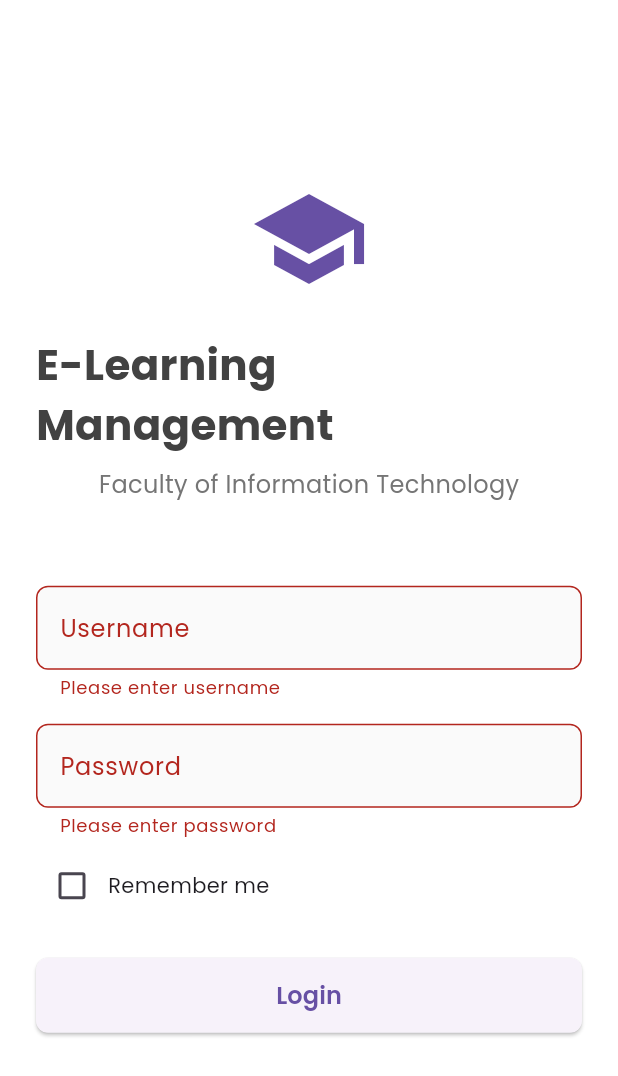
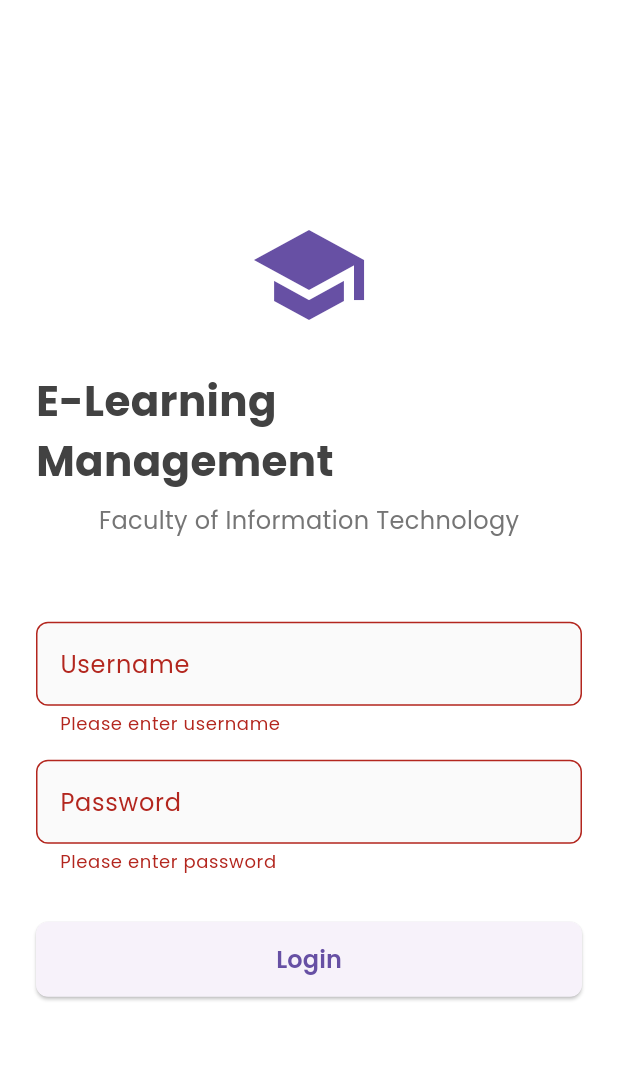
Before and after one commit to keniondang/Flutter-Project-E-learning-Management-App, a Flutter app: the screen it shows after launch, after a tap on "Login", on a phone screen of 412 x 824 dp. Shown: the top 1076 px of the screen. Run offline on Flutter 3.47's test engine with Material 3 defaults, Android fonts, the phone set to English and light mode, and no system bars; our stand-ins replace badges, connectivity_plus, csv, file_picker, flutter_markdown, google_fonts and 6 more; missing offline and left inert: file_saver, universal_html; accounts and stored records are empty.

Commit message:
modified login screen & admin dashboard screen

```diff
--- a/lib/screens/login_screen.dart
+++ b/lib/screens/login_screen.dart
@@ -5,7 +5,6 @@ import '../services/auth_service.dart';
 import '../widgets/custom_text_field.dart';
 import 'instructor_home_screen.dart';
 import 'student_home_screen.dart';
-import 'package:shared_preferences/shared_preferences.dart';
 
 class LoginScreen extends StatefulWidget {
   const LoginScreen({super.key});
@@ -20,13 +19,6 @@ class _LoginScreenState extends State<LoginScreen> {
   final _passwordController = TextEditingController();
   final _authService = AuthService();
   bool _isLoading = false;
-  bool _rememberMe = false;
-
-  @override
-  void initState() {
-    super.initState();
-    _loadSavedCredentials();
-  }
 
   Widget _buildCredentialRow(String label, String credentials) {
     return Row(
@@ -48,18 +40,6 @@ class _LoginScreenState extends State<LoginScreen> {
     );
   }
 
-  Future<void> _loadSavedCredentials() async {
-    // Load saved credentials if "Remember Me" was checked
-    final prefs = await SharedPreferences.getInstance();
-    if (prefs.getBool('remember_me') ?? false) {
-      setState(() {
-        _usernameController.text = prefs.getString('saved_username') ?? '';
-        _passwordController.text = prefs.getString('saved_password') ?? '';
-        _rememberMe = true;
-      });
-    }
-  }
-
   Future<void> _login() async {
     if (_formKey.currentState!.validate()) {
       setState(() => _isLoading = true);
@@ -72,18 +52,6 @@ class _LoginScreenState extends State<LoginScreen> {
       setState(() => _isLoading = false);
 
       if (user != null) {
-        // Save credentials if remember me is checked
-        final prefs = await SharedPreferences.getInstance();
-        if (_rememberMe) {
-          await prefs.setBool('remember_me', true);
-          await prefs.setString('saved_username', _usernameController.text);
-          await prefs.setString('saved_password', _passwordController.text);
-        } else {
-          await prefs.remove('remember_me');
-          await prefs.remove('saved_username');
-          await prefs.remove('saved_password');
-        }
-
         // Navigate based on role
         if (mounted) {
           if (user.isInstructor) {
@@ -186,21 +154,6 @@ class _LoginScreenState extends State<LoginScreen> {
                       },
                     ),
 
-                    // Remember me checkbox
-                    Row(
-                      children: [
-                        Checkbox(
-                          value: _rememberMe,
-                          onChanged: (value) {
-                            setState(() => _rememberMe = value ?? false);
-                          },
-                        ),
-                        Text(
-                          'Remember me',
-                          style: GoogleFonts.poppins(fontSize: 14),
-                        ),
-                      ],
-                    ),
                     const SizedBox(height: 24),
 
                     // Login button
```
Also changed, not shown: lib/screens/instructor_home_screen.dart (+1 -19 lines).
